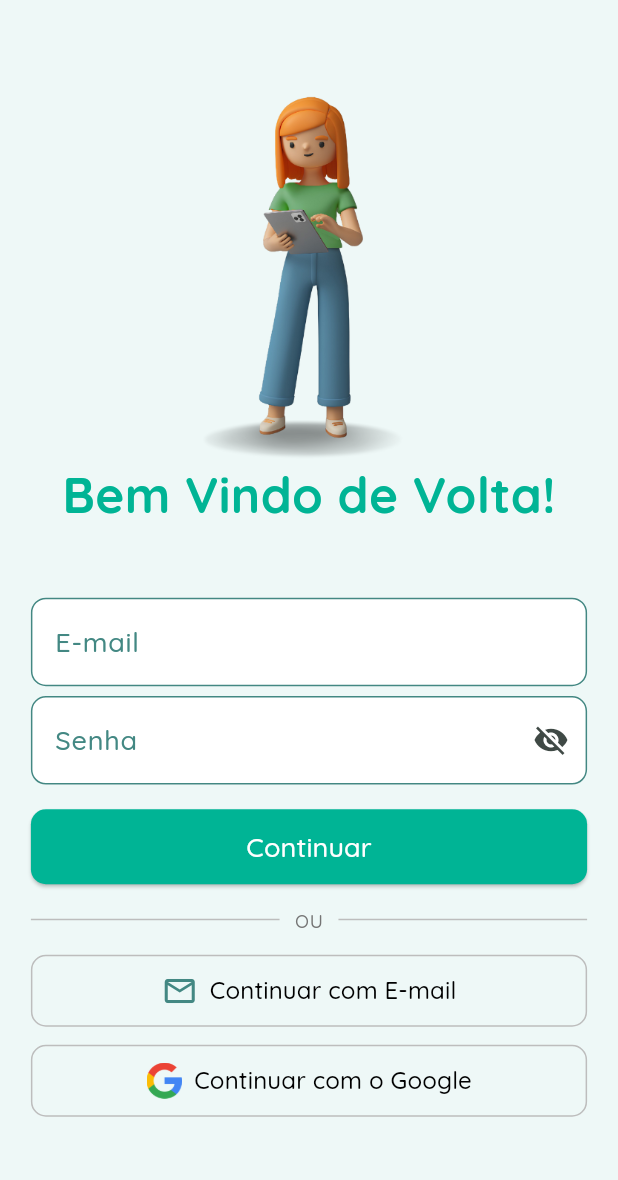
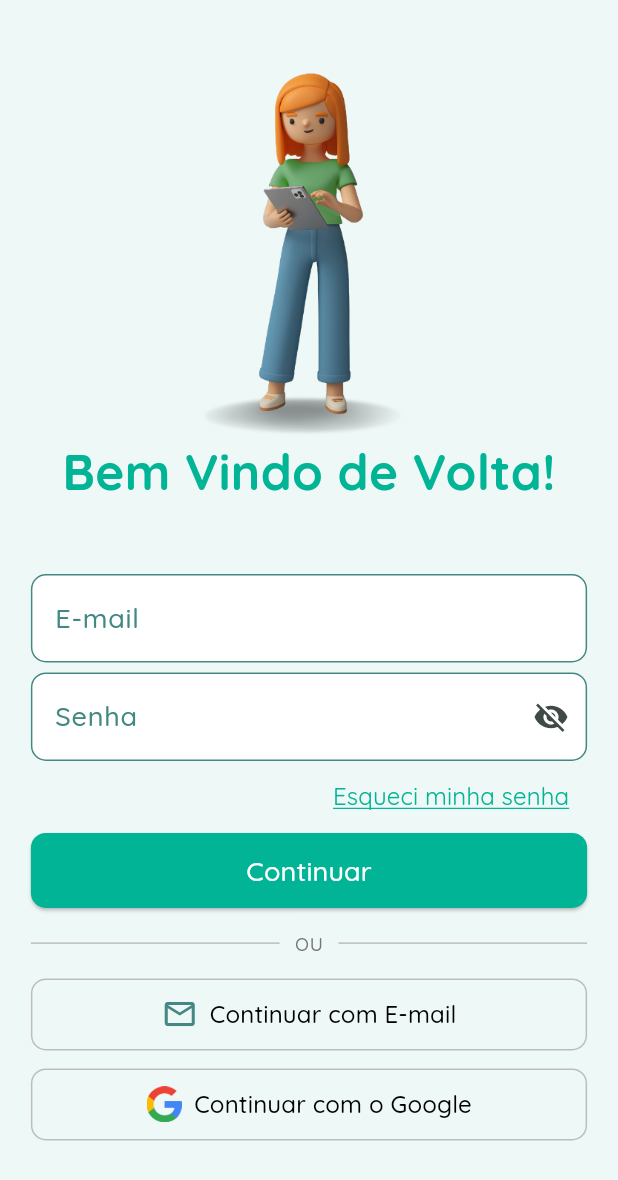
Before and after one commit to FirmianoGit/To-do-tasks-mobile-flutter, a Flutter app: the _LoginPageContent screen opened directly, on a phone screen of 412 x 824 dp. Shown: the top 1180 px of the screen. Run offline on Flutter 3.47's test engine with Material 3 defaults, Android fonts, the phone set to English and light mode, and no system bars; our stand-ins replace dio, freezed_annotation, go_router, loading_animation_widget, persistent_bottom_nav_bar_v2, quickalert and 1 more; accounts and stored records are empty.

Commit message:
feat: add password recovery button to login screen and update task screen app bar colors

```diff
--- a/Checkpoint/lib/ui/LoginView/widget/login_screen.dart
+++ b/Checkpoint/lib/ui/LoginView/widget/login_screen.dart
@@ -108,7 +108,22 @@ class _LoginPageContentState extends State<_LoginPageContent> {
                         ],
                       ),
                     ),
-                    SizedBox(height: screenHeight * 0.02),
+                    Align(
+                      alignment: Alignment.centerRight,
+                      child: TextButton(
+                        onPressed: () {
+                          // TODO: rota para recuperação de senha
+                        },
+                        child: Text(
+                          'Esqueci minha senha',
+                          style: AppTextStyles.thinText.copyWith(
+                            color: AppColors.green,
+                            decoration: TextDecoration.underline,
+                            decorationColor: AppColors.green,
+                          ),
+                        ),
+                      ),
+                    ),
                     SizedBox(
                       width: screenWidth,
                       child: ElevatedButton(
--- a/Checkpoint/lib/ui/core/shared/CustomAppBar/tasks_screen_top.dart
+++ b/Checkpoint/lib/ui/core/shared/CustomAppBar/tasks_screen_top.dart
@@ -357,11 +357,11 @@ class _ImprovedTasksScreenTopState extends State<ImprovedTasksScreenTop> {
                           height: avatarSize.clamp(40.0, 50.0),
                           decoration: BoxDecoration(
                             color:
-                                AppColors.greenLightTwo.withValues(alpha: 0.2),
+                                AppColors.green.withValues(alpha: 0.1),
                             borderRadius: BorderRadius.circular(
                                 avatarSize.clamp(40.0, 50.0) / 2),
                             border: Border.all(
-                              color: AppColors.greenLightTwo
+                              color: AppColors.green
                                   .withValues(alpha: 0.3),
                               width: 2,
                             ),
```
Also changed, not shown: Checkpoint/lib/ui/TasksView/widget/tasks_screen_top.dart (deleted, +0 -48 lines).
